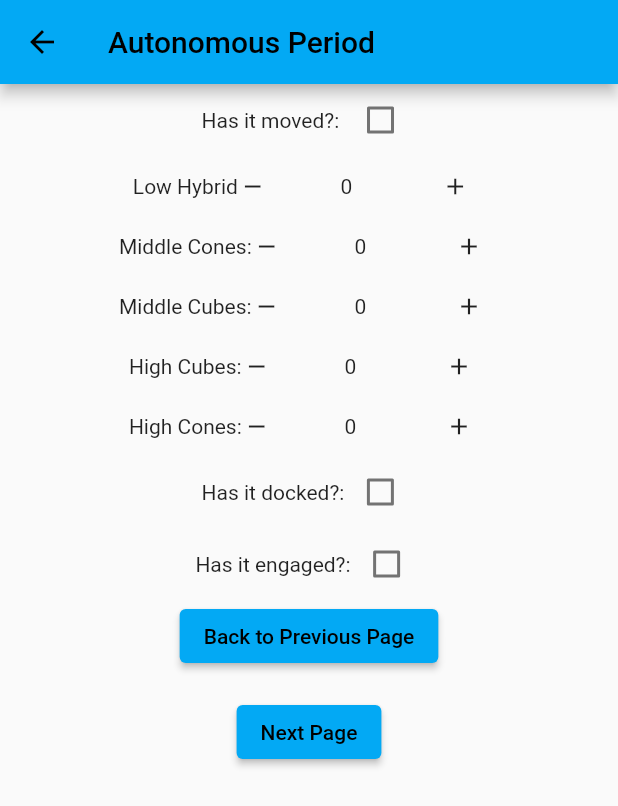
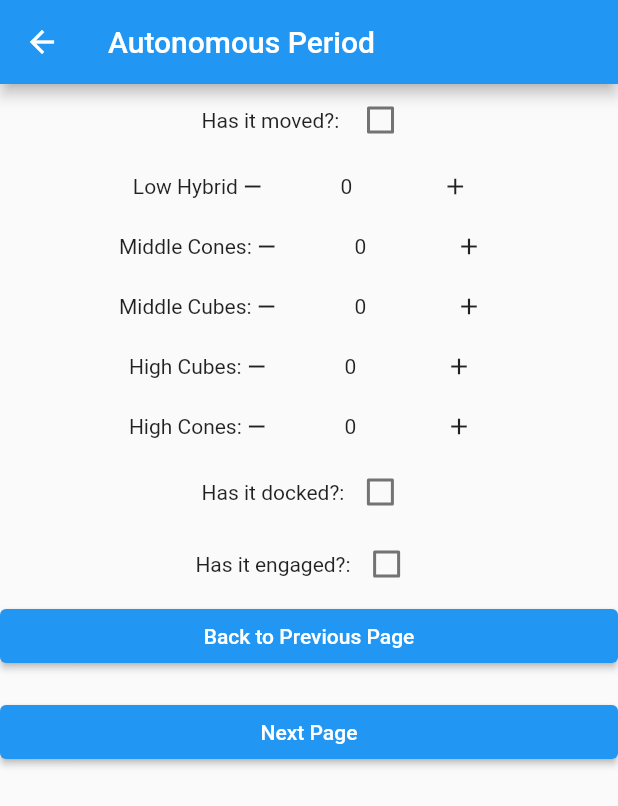
Before and after one commit to team4976/frc-2023-charged-up-scouting, a Flutter app: the AutoPage screen opened by its route, on a phone screen of 412 x 824 dp. Shown: the top 806 px of the screen. Run offline on Flutter 3.47's test engine with Material 2 defaults, Android fonts, the phone set to English and light mode, and no system bars; our stand-ins replace csv, flutter_hooks, qr_flutter, screenshot, share_plus; missing offline and left inert: flutter_email_sender, qr_code_scanner.

Commit message:
Worlds V-3

```diff
--- a/lib/Auto.dart
+++ b/lib/Auto.dart
@@ -19,9 +19,10 @@ class _AutoPageState extends State<AutoPage> {
       ),
       body: SingleChildScrollView(
         child: Container(
-          child: Column(
-          mainAxisAlignment: MainAxisAlignment.center,
-              children: [
+            width: MediaQuery.of(context).size.width,
+            height: MediaQuery.of(context).size.height,
+          child: ListView(
+          children: [
 
 
                 checkbox2(value: "Moved", description: "Has it moved?: "),
--- a/lib/main.dart
+++ b/lib/main.dart
@@ -24,7 +24,7 @@ class MyApp extends StatelessWidget {
       title: 'Worlds Version 1',
 
       theme: ThemeData(
-        primarySwatch: Colors.lightBlue,
+        primarySwatch: Colors.blue,
 
       ),
       home: const MyHomePage(title: 'Flutter Demo Home Page'),
```
